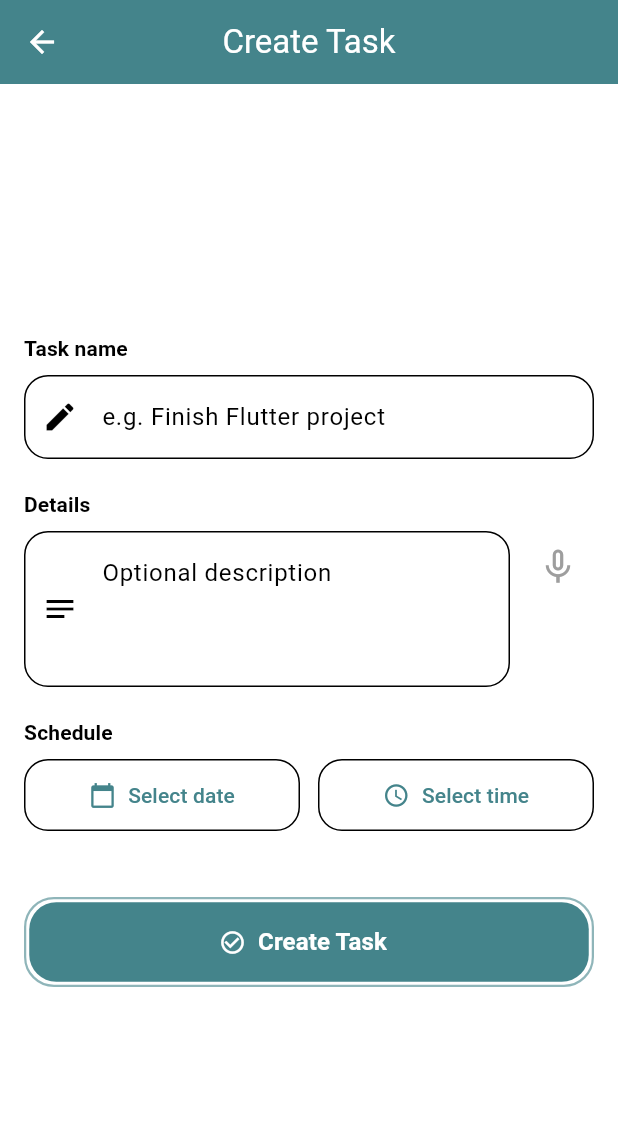
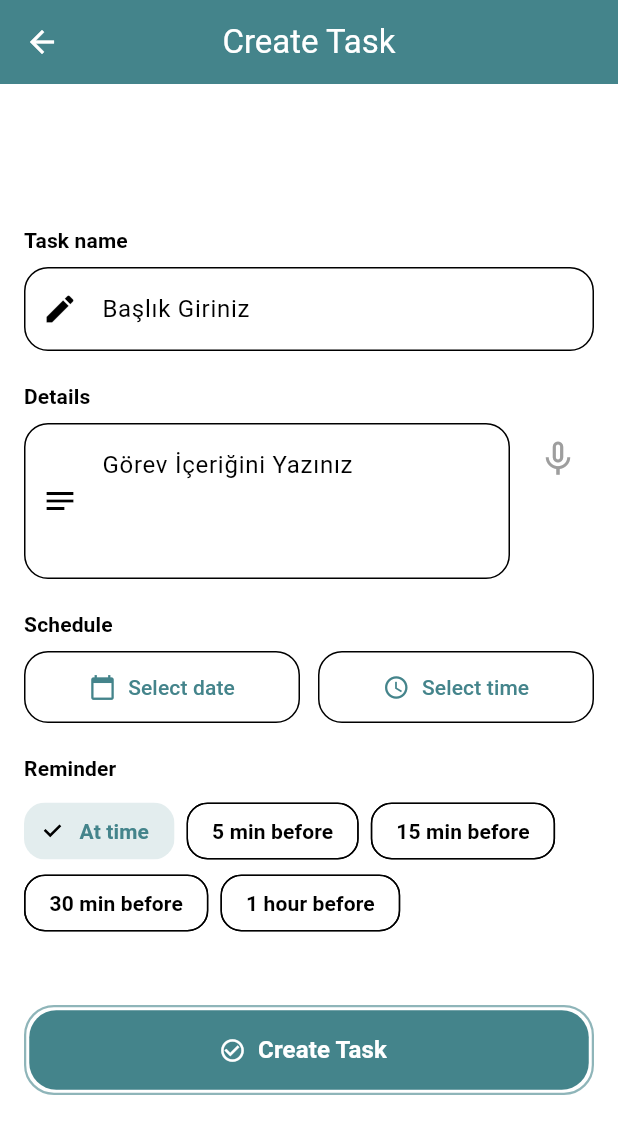
Before and after one commit to EmreKiliccioglu/Taskify, a Flutter app: the screen it shows once a user with an empty profile is signed in, after a tap on the "add" icon, on a phone screen of 412 x 824 dp. Shown: the top 1134 px of the screen. Run offline on Flutter 3.47's test engine with Material 3 defaults, Android fonts, the phone set to English and light mode, and no system bars; our stand-ins replace cloud_firestore, firebase_auth, firebase_core, flutter_local_notifications, flutter_slidable, google_sign_in and 5 more; accounts and stored records are empty; network calls fail; statements that could not run were skipped.

Commit message:
Güncelleme

```diff
--- a/lib/core/splash.dart
+++ b/lib/core/splash.dart
@@ -1,5 +1,6 @@
 import 'package:flutter/material.dart';
 import 'package:lottie/lottie.dart';
+import 'package:permission_handler/permission_handler.dart';
 import '../home/auth_gate.dart';
 
 class SplashPage extends StatefulWidget {
@@ -13,11 +14,22 @@ class _SplashPageState extends State<SplashPage> {
   @override
   void initState() {
     super.initState();
-    _navigate();
+    _initializeApp();
   }
 
-  void _navigate() async {
+  Future<void> _initializeApp() async {
+    // Splash animasyonu
     await Future.delayed(const Duration(seconds: 3));
+
+    // Alarm izni
+    if (await Permission.notification.isDenied) {
+      await Permission.notification.request();
+    }
+    if (await Permission.scheduleExactAlarm.isDenied) {
+      await Permission.scheduleExactAlarm.request();
+    }
+
+    // Kullanıcı giriş durumu kontrolü
     Navigator.of(context).pushReplacement(
       MaterialPageRoute(builder: (_) => const AuthGate()),
     );
--- a/lib/l10n/app_en.arb
+++ b/lib/l10n/app_en.arb
@@ -11,6 +11,7 @@
   "surName": "Surname",
   "login": "Login",
   "register": "Register",
+  "email": "E-mail",
   "forgotPassword": "Forgot password?",
   "signInWithGoogle": "Sign in with Google",
   "confirmPassword": "Re-enter Password",
@@ -31,6 +32,7 @@
   "logout": "Logout",
   "loggedOut": "Logged Out",
   "key": "Key",
+  "error": "Error",
   "error_general": "An error occurred. Please try again.",
   "error_unknown": "Something went wrong. Please try again.",
   "loginSuccess": "Login successful!",
--- a/lib/l10n/app_localizations_en.dart
+++ b/lib/l10n/app_localizations_en.dart
@@ -45,7 +45,7 @@ class AppLocalizationsEn extends AppLocalizations {
   String get register => 'Register';
 
   @override
-  String get email => 'E-posta';
+  String get email => 'E-mail';
 
   @override
   String get forgotPassword => 'Forgot password?';
@@ -110,7 +110,7 @@ class AppLocalizationsEn extends AppLocalizations {
   String get key => 'Key';
 
   @override
-  String get error => 'Hata';
+  String get error => 'Error';
 
   @override
   String get error_general => 'An error occurred. Please try again.';
--- a/lib/main.dart
+++ b/lib/main.dart
@@ -1,9 +1,9 @@
 import 'package:firebase_core/firebase_core.dart';
 import 'package:flutter/material.dart';
 import 'package:flutter_localizations/flutter_localizations.dart';
-import 'package:intl/date_symbol_data_file.dart';
 import 'package:shared_preferences/shared_preferences.dart';
 import 'package:taskify/core/splash.dart';
+import 'package:taskify/task/notification_service.dart';
 import 'core/app_theme.dart';
 import 'core/global.dart';
 import 'core/firebase_options.dart';
@@ -25,6 +25,8 @@ Future<void> main() async {
   if (savedLanguageCode != null) {
     appLocale.value = Locale(savedLanguageCode);
   }
+  await NotificationService.init();
+
   runApp(const MyApp());
 }
 
--- a/lib/task/add_task.dart
+++ b/lib/task/add_task.dart
@@ -2,9 +2,11 @@ import 'package:flutter/material.dart';
 import 'package:taskify/task/speech_parser.dart';
 import 'package:taskify/task/task_model.dart';
 import 'package:taskify/task/task_service.dart';
+import 'package:timezone/timezone.dart' as tz;
 import '../user/auth.dart';
 import 'package:speech_to_text/speech_to_text.dart' as stt;
 
+import 'notification_service.dart';
 
 class AddTaskPage extends StatefulWidget {
   const AddTaskPage({super.key});
@@ -21,6 +23,7 @@ class _AddTaskPageState extends State<AddTaskPage> {
   String _spokenText = '';
   DateTime? _date;
   TimeOfDay? _time;
+  int _reminderMinutes = 0;
 
   @override
   void initState() {
@@ -46,7 +49,7 @@ class _AddTaskPageState extends State<AddTaskPage> {
     if (t != null) setState(() => _time = t);
   }
 
-  void _mockSpeechInput() {
+  /*void _mockSpeechInput() {
     const mockText =
         "bugün öğleden sonra kritik bir iş var"
     ;
@@ -67,9 +70,9 @@ class _AddTaskPageState extends State<AddTaskPage> {
         duration: Duration(seconds: 2),
       ),
     );
-  }
+  }*/
 
-  /*Future<void> _toggleListening() async {
+  Future<void> _toggleListening() async {
     if (!_isListening) {
       final available = await _speech.initialize(
         onStatus: (status) {
@@ -115,8 +118,7 @@ class _AddTaskPageState extends State<AddTaskPage> {
       setState(() => _isListening = false);
       await _speech.stop();
     }
-  }*/
-
+  }
 
   @override
   Widget build(BuildContext context) {
@@ -145,7 +147,7 @@ class _AddTaskPageState extends State<AddTaskPage> {
                         child: TextField(
                           controller: _titleController,
                           decoration: const InputDecoration(
-                            hintText: 'e.g. Finish Flutter project',
+                            hintText: 'Başlık Giriniz',
                             prefixIcon: Icon(Icons.edit),
                             border: OutlineInputBorder(
                               borderRadius:
@@ -167,7 +169,7 @@ class _AddTaskPageState extends State<AddTaskPage> {
                                 controller: _descController,
                                 maxLines: 3,
                                 decoration: const InputDecoration(
-                                  hintText: 'Optional description',
+                                  hintText: 'Görev İçeriğini Yazınız',
                                   prefixIcon: Icon(Icons.notes),
                                   border: OutlineInputBorder(
                                     borderRadius: BorderRadius.all(Radius.circular(16)),
@@ -185,8 +187,8 @@ class _AddTaskPageState extends State<AddTaskPage> {
                                 _isListening ? Icons.mic : Icons.mic_none,
                                 color: _isListening ? Colors.red : Colors.grey,
                               ),
-                              //onPressed: _toggleListening,
-                              onPressed: _mockSpeechInput,
+                              onPressed: _toggleListening,
+                              //onPressed: _mockSpeechInput,
                             ),
                           ],
                         ),
@@ -211,6 +213,41 @@ class _AddTaskPageState extends State<AddTaskPage> {
                                   ? 'Select time'
                                   : _time!.format(context),
                               onTap: _pickTime,
+                            ),
+                          ],
+                        ),
+                      ),
+
+                      // REMINDER SELECTION
+                      _Section(
+                        title: 'Reminder',
+                        child: Wrap(
+                          spacing: 8,
+                          children: [
+                            _ReminderButton(
+                              label: 'At time',
+                              selected: _reminderMinutes == 0,
+                              onTap: () => setState(() => _reminderMinutes = 0),
+                            ),
+                            _ReminderButton(
+                              label: '5 min before',
+                              selected: _reminderMinutes == 5,
+                              onTap: () => setState(() => _reminderMinutes = 5),
+                            ),
+                            _ReminderButton(
+                              label: '15 min before',
+                              selected: _reminderMinutes == 15,
+                              onTap: () => setState(() => _reminderMinutes = 15),
+                            ),
+                            _ReminderButton(
+                              label: '30 min before',
+                              selected: _reminderMinutes == 30,
+                              onTap: () => setState(() => _reminderMinutes = 30),
+                            ),
+                            _ReminderButton(
+                              label: '1 hour before',
+                              selected: _reminderMinutes == 60,
+                              onTap: () => setState(() => _reminderMinutes = 60),
                             ),
                           ],
                         ),
@@ -251,7 +288,8 @@ class _AddTaskPageState extends State<AddTaskPage> {
                                 return;
                               }
 
-                              final dueDate = DateTime(
+                              final dueDate = tz.TZDateTime(
+                                tz.local, // tz.local = Europe/Istanbul
                                 _date!.year,
                                 _date!.month,
                                 _date!.day,
@@ -266,9 +304,22 @@ class _AddTaskPageState extends State<AddTaskPage> {
                                 description: _descController.text.trim(),
                                 dueDate: dueDate,
                                 isCompleted: false,
+                                reminderMinutes: _reminderMinutes,
                               );
 
                               await TaskService(Auth()).createTask(task);
+                              final tzScheduledTime = dueDate.subtract(Duration(minutes: _reminderMinutes));
+
+                              print("TZ Scheduled notification: $tzScheduledTime");
+                              print("Current time: ${DateTime.now()}");
+
+                              await NotificationService.scheduleTaskNotification(
+                                id: DateTime.now().millisecondsSinceEpoch ~/ 1000, // unique id
+                                title: 'Task Reminder',
+                                body: task.title,
+                                scheduledTime: tzScheduledTime, // burada tzScheduledTime kullan
+                              );
+
                               Navigator.pop(context);
                             },
                             icon: const Icon(Icons.check_circle_outline),
--- a/lib/task/notification_service.dart
+++ b/lib/task/notification_service.dart
@@ -1,31 +1,81 @@
-/*import 'package:firebase_messaging/firebase_messaging.dart';
-import 'package:flutter/foundation.dart';
+import 'package:flutter_local_notifications/flutter_local_notifications.dart';
+import 'package:timezone/timezone.dart' as tz;
+import 'package:timezone/data/latest_all.dart' as tz;
 
 class NotificationService {
-  static final FirebaseMessaging _messaging = FirebaseMessaging.instance;
+  static final _notifications = FlutterLocalNotificationsPlugin();
 
   static Future<void> init() async {
-    // Android 13+ izin
-    final settings = await _messaging.requestPermission(
-      alert: true,
-      badge: true,
-      sound: true,
+    // Android bildirim ayarları
+    const androidSettings = AndroidInitializationSettings('@mipmap/ic_launcher');
+    const settings = InitializationSettings(android: androidSettings);
+    //await _notifications.initialize(settings);
+
+    await _notifications.initialize(
+      settings,
+      onDidReceiveNotificationResponse: (details) {
+        print("Bildirim tıklandı veya gösterildi: ${details.id}");
+        // Burada UI güncellemesi veya navigasyon yapılabilir
+      },
     );
 
-    debugPrint('🔔 Notification permission: ${settings.authorizationStatus}');
-
-    // TOKEN AL
-    final token = await _messaging.getToken();
-
-    if (token == null) {
-      debugPrint('❌ FCM TOKEN NULL');
-    } else {
-      debugPrint('🔥 FCM TOKEN => $token');
+    // Android 13+ izin kontrolü
+    final androidImplementation = _notifications
+        .resolvePlatformSpecificImplementation<AndroidFlutterLocalNotificationsPlugin>();
+    if (androidImplementation != null) {
+      final isAllowed = await androidImplementation.areNotificationsEnabled() ?? false;
+      if (!isAllowed) {
+        print('Bildirim izni verilmemiş!');
+      }
     }
 
-    // Token yenilenirse
-    FirebaseMessaging.instance.onTokenRefresh.listen((newToken) {
-      debugPrint('♻️ FCM TOKEN REFRESH => $newToken');
-    });
+    // Timezone initialization
+    tz.initializeTimeZones();
+
+    // Device timezone logları
+    final deviceTimeZoneName = DateTime.now().timeZoneName;
+    print("Device timezone name: $deviceTimeZoneName");
+    print("Device timezone offset: ${DateTime.now().timeZoneOffset}");
+    print("tz.local before setting: ${tz.local.name}");
+
+    try {
+      // Türkiye saat dilimi (Europe/Istanbul) olarak zorla
+      final istanbul = tz.getLocation('Europe/Istanbul');
+      tz.setLocalLocation(istanbul);
+      print("tz.local set to: ${tz.local.name}");
+    } catch (e) {
+      print("Failed to set tz.local: $e");
+    }
   }
-}*/
+
+  /// Planlı bildirimflutter build apk --release
+  static Future<void> scheduleTaskNotification({
+    required int id,
+    required String title,
+    required String body,
+    required DateTime scheduledTime,
+  }) async {
+    final tzScheduledTime = tz.TZDateTime.from(scheduledTime, tz.local);
+    print("Scheduled notification (TZ): $tzScheduledTime");
+
+    await _notifications.zonedSchedule(
+      id,
+      title,
+      body,
+      tzScheduledTime,
+      const NotificationDetails(
+        android: AndroidNotificationDetails(
+          'task_channel',
+          'Task Notifications',
+          channelDescription: 'Reminder for your tasks',
+          importance: Importance.max,
+          priority: Priority.high,
+        ),
+      ),
+      androidAllowWhileIdle: true,
+      uiLocalNotificationDateInterpretation:
+      UILocalNotificationDateInterpretation.absoluteTime,
+      matchDateTimeComponents: DateTimeComponents.dateAndTime,
+    );
+  }
+}
--- a/lib/task/task_model.dart
+++ b/lib/task/task_model.dart
@@ -1,4 +1,5 @@
 import 'package:cloud_firestore/cloud_firestore.dart';
+import 'package:timezone/timezone.dart' as tz;
 
 class Task {
   final String id;
@@ -7,6 +8,7 @@ class Task {
   final String description;
   final DateTime dueDate;
   final bool isCompleted;
+  final int reminderMinutes;
 
   Task({
     required this.id,
@@ -15,38 +17,24 @@ class Task {
     required this.description,
     required this.dueDate,
     required this.isCompleted,
+    required this.reminderMinutes,
   });
-
-  Task copyWith({
-    String? id,
-    String? userId,
-    String? title,
-    String? description,
-    DateTime? dueDate,
-    String? priority,
-    int? reminderMinutes,
-    bool? isCompleted,
-  }) {
-    return Task(
-      id: id ?? this.id,
-      userId: userId ?? this.userId,
-      title: title ?? this.title,
-      description: description ?? this.description,
-      dueDate: dueDate ?? this.dueDate,
-      isCompleted: isCompleted ?? this.isCompleted,
-    );
-  }
 
   factory Task.fromFirestore(DocumentSnapshot doc) {
     final data = doc.data() as Map<String, dynamic>;
+    final timestamp = data['dueDate'] as Timestamp;
+
+    // Firestore UTC -> TZDateTime Europe/Istanbul
+    final tzDueDate = tz.TZDateTime.from(timestamp.toDate(), tz.getLocation('Europe/Istanbul'));
 
     return Task(
       id: doc.id,
-      userId: data['userId'],
+      userId: data['userId'] ?? '',
       title: data['title'] ?? '',
       description: data['description'] ?? '',
-      dueDate: (data['dueDate'] as Timestamp).toDate(),
+      dueDate: tzDueDate,
       isCompleted: data['isCompleted'] ?? false,
+      reminderMinutes: data['reminderMinutes'] ?? 0,
     );
   }
 
@@ -55,8 +43,9 @@ class Task {
       'userId': userId,
       'title': title,
       'description': description,
-      'dueDate': Timestamp.fromDate(dueDate),
+      'dueDate': dueDate.toUtc(), // Firestore UTC bekliyor
       'isCompleted': isCompleted,
+      'reminderMinutes': reminderMinutes,
     };
   }
 }
--- a/lib/user/auth.dart
+++ b/lib/user/auth.dart
@@ -3,7 +3,6 @@ import 'package:firebase_auth/firebase_auth.dart';
 import 'package:flutter/cupertino.dart';
 import 'package:flutter/material.dart';
 import 'package:google_sign_in/google_sign_in.dart';
-import 'package:onesignal_flutter/onesignal_flutter.dart';
 
 class Auth {
   final FirebaseAuth _firebaseAuth = FirebaseAuth.instance;
--- a/pubspec.yaml
+++ b/pubspec.yaml
@@ -37,9 +37,8 @@ dependencies:
   speech_to_text: ^7.3.0
   flutter_local_notifications: ^17.2.4
   timezone: ^0.9.4
-  firebase_messaging: ^16.1.0
-  onesignal_flutter: ^5.3.5
   flutter_slidable: ^4.0.3
+  permission_handler: ^12.0.1
   flutter_localizations:
     sdk: flutter
 
```
Also changed, not shown: lib/task/task_list.dart (+27 -5 lines), pubspec.lock, 1 other file.
